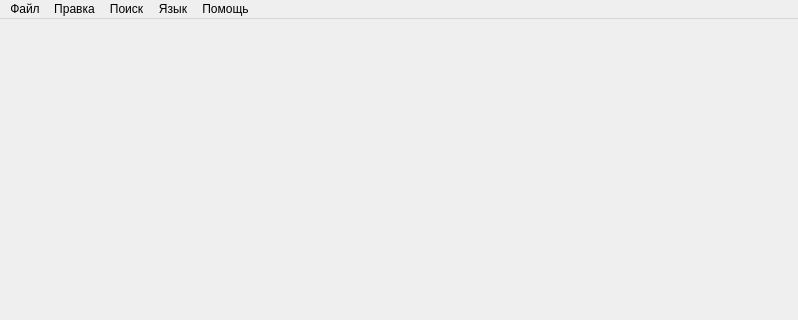
This is mainwindow.ui in f1resh/OSDevNotepad as Qt 5 draws it before an edit; both pictures show x 0 to 798 and y 0 to 320 of the 798 by 528 pixel window. The edited form follows.
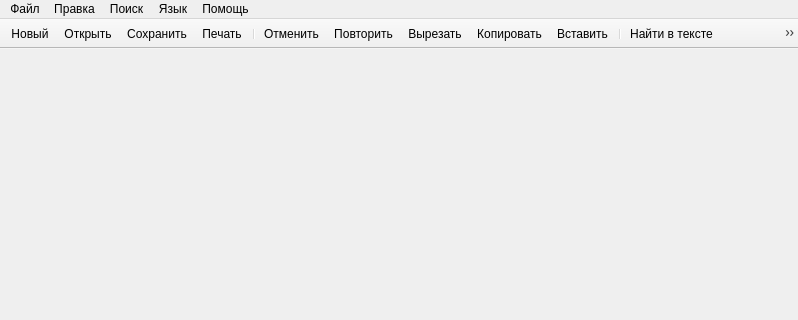
This is the edited form. Icons and pictures are not drawn.

Commit message: Добавлен toolBar с иконками

The edit to the form file:
```diff
--- a/mainwindow.ui
+++ b/mainwindow.ui
@@ -79,6 +79,40 @@
    <addaction name="menu_4"/>
   </widget>
   <widget class="QStatusBar" name="statusbar"/>
+  <widget class="QToolBar" name="toolBar">
+   <property name="minimumSize">
+    <size>
+     <width>0</width>
+     <height>30</height>
+    </size>
+   </property>
+   <property name="windowTitle">
+    <string>toolBar</string>
+   </property>
+   <property name="movable">
+    <bool>false</bool>
+   </property>
+   <attribute name="toolBarArea">
+    <enum>TopToolBarArea</enum>
+   </attribute>
+   <attribute name="toolBarBreak">
+    <bool>false</bool>
+   </attribute>
+   <addaction name="actionNew"/>
+   <addaction name="actionLoad"/>
+   <addaction name="actionSave"/>
+   <addaction name="actionPrint"/>
+   <addaction name="separator"/>
+   <addaction name="actionUndo"/>
+   <addaction name="actionRedo"/>
+   <addaction name="actionCut"/>
+   <addaction name="actionCopy"/>
+   <addaction name="actionPaste"/>
+   <addaction name="separator"/>
+   <addaction name="actionSearch"/>
+   <addaction name="actionReplace"/>
+   <addaction name="actionGoto"/>
+  </widget>
   <action name="actionLoad">
    <property name="text">
     <string>Открыть</string>
```
Left out of the diff: 52 changed lines with no effect on the pictures. The commit also changes 14 other files.
